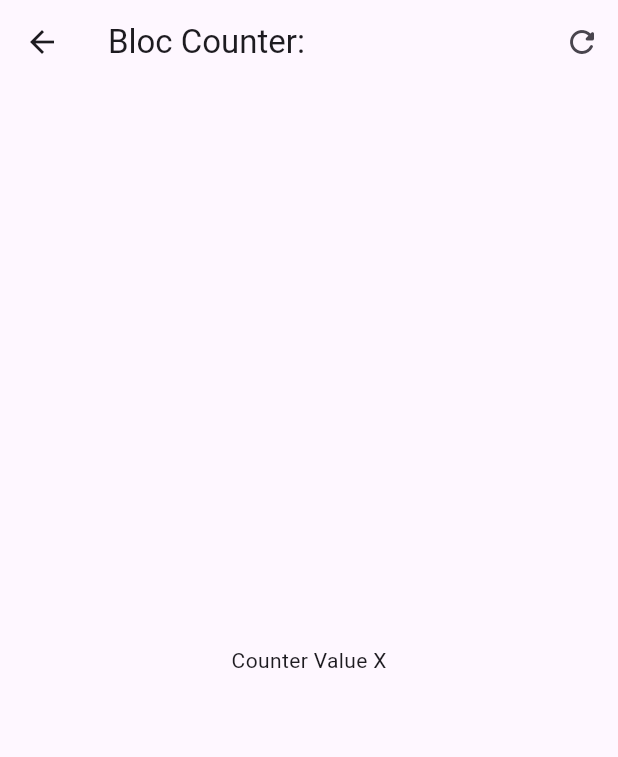
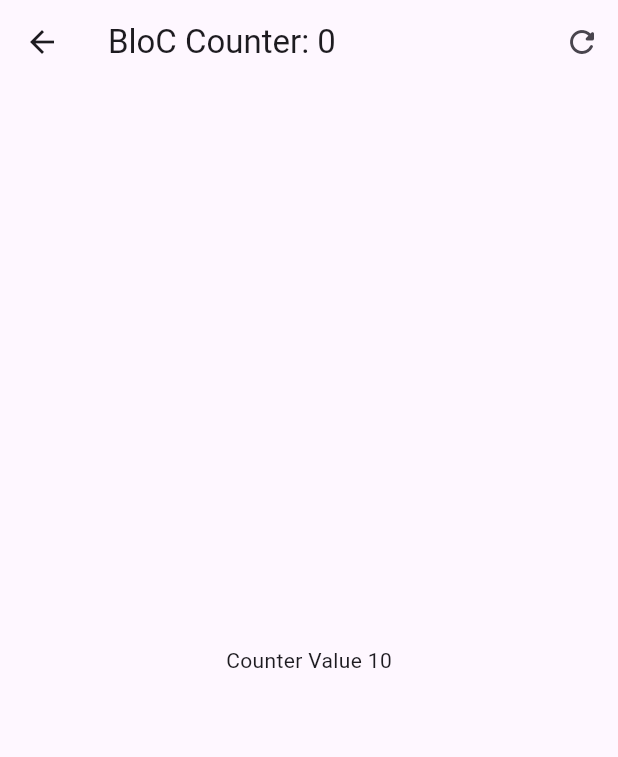
Before and after one commit to im-victor-mendez/forms_app-Flutter-Course, a Flutter app: the screen it shows after launch, after a tap on "BloC", on a phone screen of 412 x 824 dp. Shown: the top 757 px of the screen. Run offline on Flutter 3.47's test engine with Material 3 defaults, Android fonts, the phone set to English and light mode, and no system bars; our stand-ins replace equatable, flutter_bloc, go_router.

Commit message:
feat: Implemented functionality of bloc_counter_screen, also this modifies:
- counter_bloc
- counter_event

```diff
--- a/lib/presentation/blocs/counter_bloc/counter_bloc.dart
+++ b/lib/presentation/blocs/counter_bloc/counter_bloc.dart
@@ -7,7 +7,11 @@ part 'counter_state.dart';
 class CounterBloc extends Bloc<CounterEvent, CounterState> {
   CounterBloc() : super(const CounterState()) {
     on<CounterIncreased>(_onCounterIncreased);
+    on<CounterReset>(_onCounterReset);
   }
+
+  void _onCounterReset(CounterReset event, Emitter<CounterState> emit) =>
+      emit(state.copyWith(counter: 0));
 
   void _onCounterIncreased(
     CounterIncreased event,
--- a/lib/presentation/blocs/counter_bloc/counter_event.dart
+++ b/lib/presentation/blocs/counter_bloc/counter_event.dart
@@ -9,3 +9,5 @@ class CounterIncreased extends CounterEvent {
 
   const CounterIncreased(this.value);
 }
+
+class CounterReset extends CounterEvent {}
--- a/lib/presentation/screens/bloc_counter_screen.dart
+++ b/lib/presentation/screens/bloc_counter_screen.dart
@@ -1,31 +1,41 @@
 import 'package:flutter/material.dart';
+import 'package:flutter_bloc/flutter_bloc.dart';
+import 'package:forms_app/presentation/blocs/counter_bloc/counter_bloc.dart';
 
 class BlocCounterScreen extends StatelessWidget {
   const BlocCounterScreen({super.key});
 
   @override
   Widget build(BuildContext context) {
-    return const _View();
+    return BlocProvider(
+      create: (context) => CounterBloc(),
+      child: const _View(),
+    );
   }
 }
 
 class _View extends StatelessWidget {
   const _View();
 
+  void increaseCounterBy(BuildContext context, [int value = 1]) =>
+      context.read<CounterBloc>().add(CounterIncreased(value));
+
   @override
   Widget build(BuildContext context) {
     return Scaffold(
       appBar: AppBar(
-        title: const Text('Bloc Counter:'),
+        title: context.select((CounterBloc counterBloc) =>
+            Text('BloC Counter: ${counterBloc.state.transactionCounter}')),
         actions: [
           IconButton(
-            onPressed: () {},
+            onPressed: () => context.read<CounterBloc>().add(CounterReset()),
             icon: const Icon(Icons.refresh_rounded),
           ),
         ],
       ),
-      body: const Center(
-        child: Text('Counter Value X'),
+      body: Center(
+        child: context.select((CounterBloc counterBloc) =>
+            Text('Counter Value ${counterBloc.state.counter}')),
       ),
       floatingActionButton: Wrap(
         alignment: WrapAlignment.end,
@@ -33,17 +43,17 @@ class _View extends StatelessWidget {
         spacing: 15,
         children: [
           FloatingActionButton(
-            onPressed: () {},
+            onPressed: () => increaseCounterBy(context, 3),
             heroTag: '1',
             child: const Text('+3'),
           ),
           FloatingActionButton(
-            onPressed: () {},
+            onPressed: () => increaseCounterBy(context, 3),
             heroTag: '2',
             child: const Text('+2'),
           ),
           FloatingActionButton(
-            onPressed: () {},
+            onPressed: () => increaseCounterBy(context),
             heroTag: '3',
             child: const Text('+1'),
           ),
```
